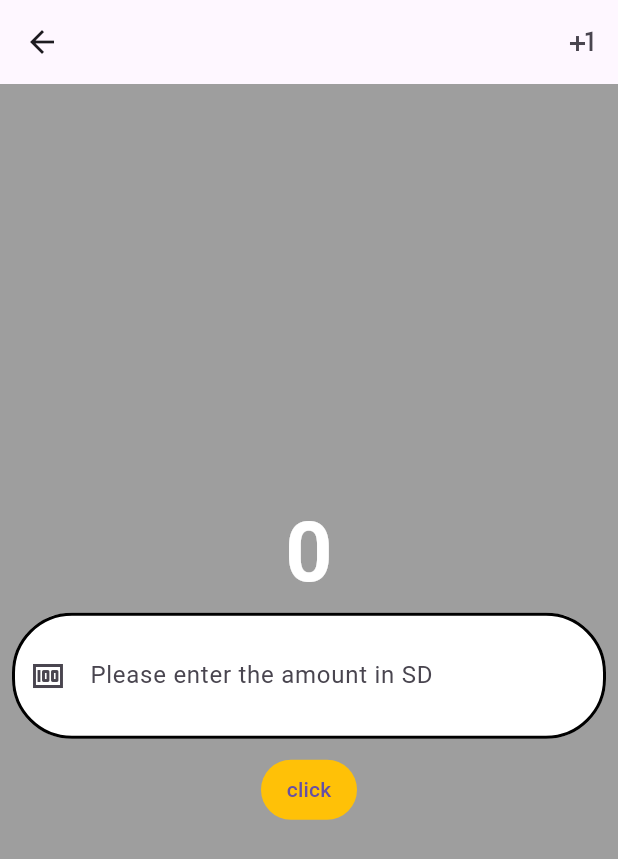
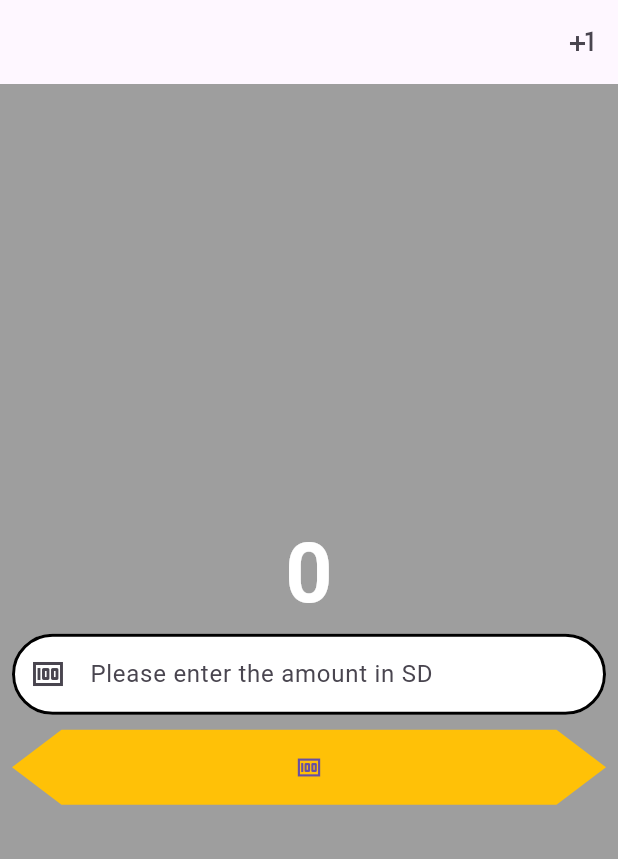
Before and after one commit to BitByBitCoder/Flutter-Tutorials, a Flutter app: the CurrencyConverter screen opened directly, on a phone screen of 412 x 824 dp. Shown: the top 859 px of the screen. Run offline on Flutter 3.47's test engine with Material 3 defaults, Android fonts, the phone set to English and light mode, and no system bars.

Commit message:
before button .stylefrom materialstatepropertyall ngai lo in

```diff
--- a/currency_converter/currency_converter/lib/currency_converter.dart
+++ b/currency_converter/currency_converter/lib/currency_converter.dart
@@ -47,7 +47,7 @@ class _CurrencyConverterState extends State<CurrencyConverter> {
                     ),
                     // style: TextStyle(color: Colors.black),
                     decoration: InputDecoration(
-                        contentPadding: EdgeInsets.all(30),
+                        contentPadding: EdgeInsets.all(15),
                         focusedBorder: Oborder,
                         enabledBorder: Oborder,
                         filled: true,
@@ -58,9 +58,14 @@ class _CurrencyConverterState extends State<CurrencyConverter> {
                   height: 10,
                 ),
                 TextButton(
-                    style: ButtonStyle(
-                        backgroundColor:
-                            MaterialStatePropertyAll(Colors.amber)),
+                    style: const ButtonStyle(
+                      //minSize means you need to take atleast this size
+                      shape: MaterialStatePropertyAll(BeveledRectangleBorder(
+                          borderRadius: BorderRadius.all(Radius.circular(33)))),
+                      minimumSize:
+                          MaterialStatePropertyAll(Size(double.infinity, 50)),
+                      backgroundColor: MaterialStatePropertyAll(Colors.amber),
+                    ),
                     onPressed: () {
                       //debug , release , profile
                       // release mode a run duh chuan flutter  run --release
@@ -69,7 +74,7 @@ class _CurrencyConverterState extends State<CurrencyConverter> {
                         print('hello debug');
                       }
                     },
-                    child: Text('click'))
+                    child: Icon(Icons.money))
               ],
             ),
           ),
--- a/currency_converter/currency_converter/lib/main.dart
+++ b/currency_converter/currency_converter/lib/main.dart
@@ -12,6 +12,6 @@ class MyApp extends StatelessWidget {
   @override
   Widget build(BuildContext context) {
     // TODO: implement build
-    return ButtonZir();
+    return CurrencyConverter();
   }
 }
```
